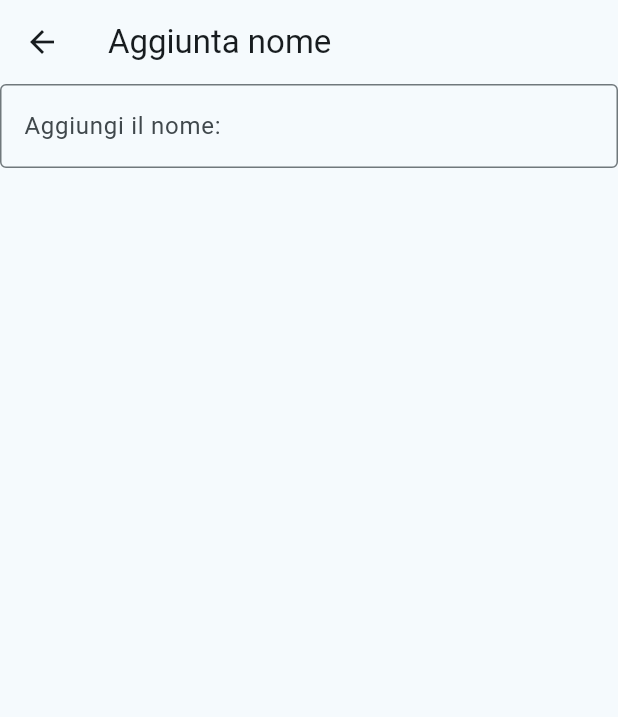
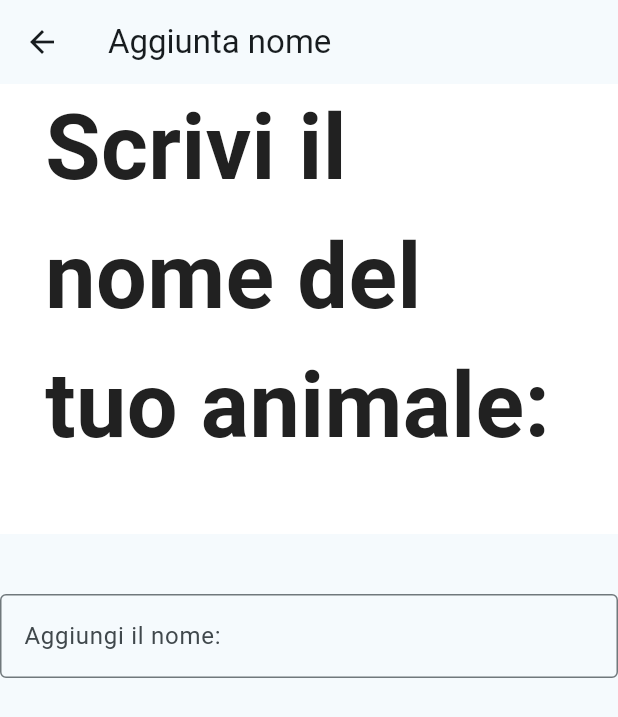
Before and after one commit to Carlo0201SS/PetMeteo, a Flutter app: the ThirdScreen screen opened by its route, on a phone screen of 412 x 824 dp. Shown: the top 717 px of the screen. Run offline on Flutter 3.47's test engine with Material 3 defaults, Android fonts, the phone set to English and light mode, and no system bars; our stand-ins replace dio, flutter_dotenv, geocoding, geolocator, shared_preferences; accounts and stored records are empty; Roboto replaces fonts that are missing (FiraSans).

Commit message:
Modifica thirdScreen , aggiunta di TextContainer nei suoi components, aggiunta di components4 dedicata a thirdScreen per avere un testo personalizzato

```diff
--- /dev/null
+++ b/lib/UI/components4/AppLabelText60.dart
@@ -0,0 +1,20 @@
+import 'package:flutter/material.dart';
+
+class AppLabelText60 extends StatelessWidget {
+  final String text;
+
+  const AppLabelText60({super.key, required this.text});
+
+  @override
+  Widget build(BuildContext context) {
+    return Text(
+      text,
+      style: TextStyle(
+        fontFamily: 'FiraSans',
+        fontSize: 60,
+        fontWeight: FontWeight.bold,
+        color: Colors.grey.shade900,
+      ),
+    );
+  }
+}
--- /dev/null
+++ b/lib/UI/scenes/thirdScreen/components/TextContainer.dart
@@ -0,0 +1,24 @@
+import 'package:flutter/material.dart';
+import 'package:petmeteo/UI/components4/AppLabelText60.dart';
+
+class TextContainer extends StatelessWidget {
+  final String text1;
+  final dynamic color;
+
+  const TextContainer({
+    super.key,
+    required this.text1,
+    this.color = Colors.white,
+  });
+
+  @override
+  Widget build(BuildContext context) {
+    return Container(
+      padding: EdgeInsets.fromLTRB(10, 0, 20, 0),
+      child: Column(
+        crossAxisAlignment: CrossAxisAlignment.start,
+        children: [AppLabelText60(text: text1)],
+      ),
+    );
+  }
+}
--- a/lib/UI/scenes/thirdScreen/thirdScreen.dart
+++ b/lib/UI/scenes/thirdScreen/thirdScreen.dart
@@ -1,5 +1,6 @@
 import 'package:flutter/material.dart';
 import 'package:petmeteo/UI/scenes/thirdScreen/components/SampleText.dart';
+import 'package:petmeteo/UI/scenes/thirdScreen/components/TextContainer.dart';
 
 class ThirdScreen extends StatefulWidget {
   const ThirdScreen({super.key});
@@ -12,9 +13,23 @@ class _ThirdScreenState extends State<ThirdScreen> {
   @override
   Widget build(BuildContext context) {
     return Scaffold(
-        appBar: AppBar(title: const Text('Aggiunta nome')),
-        body: const Center(child: SampleText()),
-      );
-
+      appBar: AppBar(title: const Text('Aggiunta nome')),
+      body: Center(
+        child: Column(
+          crossAxisAlignment: CrossAxisAlignment.center,
+          children: [
+            Container(
+              width: MediaQuery.of(context).size.width,
+              height: 300,
+              padding: EdgeInsets.fromLTRB(20, 0, 20, 0),
+              decoration: BoxDecoration(color: Colors.white),
+              child: TextContainer(text1: "Scrivi il nome del tuo animale:")
+            ),
+            SizedBox(height: 40),
+            SampleText(),
+          ],
+        ),
+      ),
+    );
   }
 }
```
